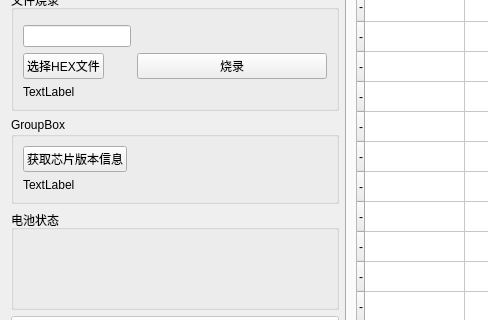
Old version of the form qtproj/widget.ui in the repository Fboxtt/qt_proj; both pictures show x 0 to 488 and y 227 to 547 of the 1178 by 644 pixel window.
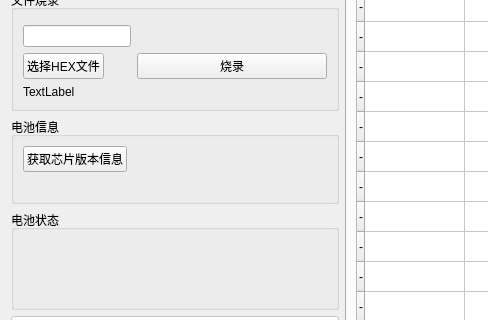
New version of the form.

Commit message: 填写更新内容

```diff
--- a/qtproj/widget.ui
+++ b/qtproj/widget.ui
@@ -7,7 +7,7 @@
     <x>0</x>
     <y>0</y>
     <width>1178</width>
-    <height>559</height>
+    <height>603</height>
    </rect>
   </property>
   <property name="windowTitle">
@@ -595,7 +595,7 @@
    <item row="3" column="0">
     <widget class="QGroupBox" name="groupBox_9">
      <property name="title">
-      <string>GroupBox</string>
+      <string>电池信息</string>
      </property>
      <layout class="QGridLayout" name="gridLayout_17">
       <item row="0" column="1">
@@ -621,7 +621,7 @@
       <item row="1" column="0">
        <widget class="QLabel" name="versionLabel">
         <property name="text">
-         <string>TextLabel</string>
+         <string/>
         </property>
        </widget>
       </item>
```
The commit also changes 1 other file.
